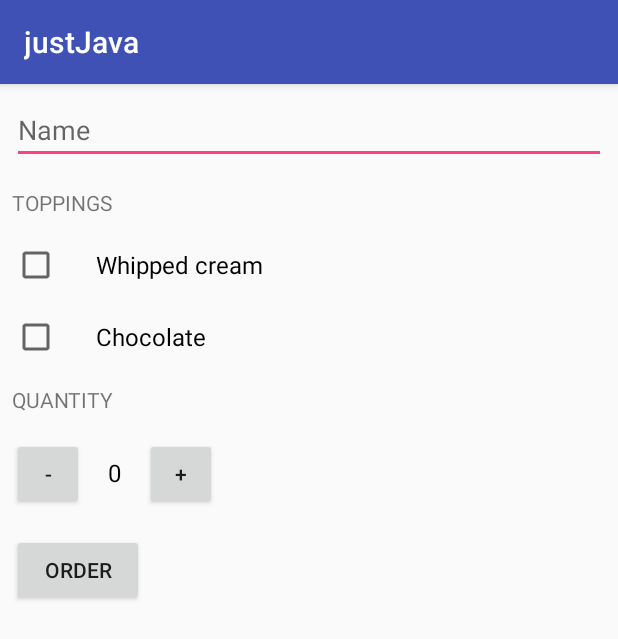
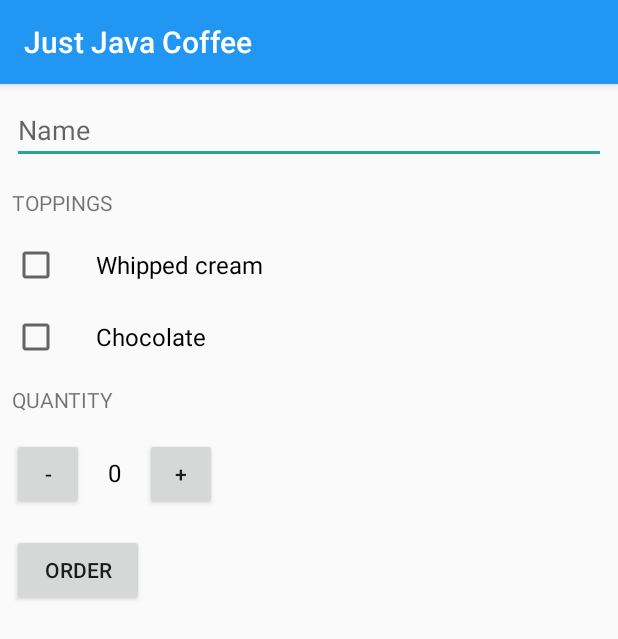
Before and after one commit to prateekgarg/justJava, an Android app: the screen it shows after launch (MainActivity), after a tap on "ORDER", on a phone screen of 412 x 824 dp. Shown: the top 639 px of the screen. Run offline under Robolectric (Android 15) with nearby library versions, the phone set to English and light mode, and no system bars.

Commit message:
Completed till lesson 6, lesson 23

```diff
--- a/app/src/main/AndroidManifest.xml
+++ b/app/src/main/AndroidManifest.xml
@@ -12,7 +12,6 @@
         <activity android:name=".MainActivity">
             <intent-filter>
                 <action android:name="android.intent.action.MAIN" />
-
                 <category android:name="android.intent.category.LAUNCHER" />
             </intent-filter>
             <intent-filter>
--- a/app/src/main/java/com/example/prateekgarg/justjava/MainActivity.java
+++ b/app/src/main/java/com/example/prateekgarg/justjava/MainActivity.java
@@ -105,7 +105,8 @@ public class MainActivity extends AppCompatActivity {
     * Create a longer summary of the order. Hardcode the name for now
     * */
     public String createOrderSummary(int price, boolean whippedCreamState, boolean chocolateState, String name) {
-        String result = "Name: " + name + "\nAdd whipped cream? " + whippedCreamState + "\nAdd Chocolate? " + chocolateState + "\nQuantity: " + quantity + "\nTotoal: $" + price + "\nThank You!";
+        String result = "Name: " + name + "\nAdd whipped cream? " + whippedCreamState +
+                "\nAdd Chocolate? " + chocolateState + "\nQuantity: " + quantity + "\nTotoal: $" + price + "\n" + getString(R.string.thanks);
         return result;
     }
 }
--- a/app/src/main/res/layout/activity_main.xml
+++ b/app/src/main/res/layout/activity_main.xml
@@ -21,12 +21,10 @@
                 android:layout_margin="8dp"
                 android:hint="Name"
                 android:inputType="text" />
+
             <TextView
-                android:layout_width="wrap_content"
-                android:layout_height="wrap_content"
-                android:layout_margin="8dp"
-                android:text="Toppings"
-                android:textAllCaps="true" />
+                style="@style/headers"
+                android:text="@string/toppings" />
 
             <CheckBox
                 android:id="@+id/whipped_cream_checkbox"
@@ -47,11 +45,8 @@
                 android:textSize="16sp" />
 
             <TextView
-                android:layout_width="wrap_content"
-                android:layout_height="wrap_content"
-                android:layout_margin="8dp"
-                android:text="Quantity"
-                android:textAllCaps="true" />
+                style="@style/headers"
+                android:text="@string/quantity" />
 
             <LinearLayout
                 android:layout_width="match_parent"
--- a/app/src/main/res/values/strings.xml
+++ b/app/src/main/res/values/strings.xml
@@ -1,3 +1,6 @@
 <resources>
-    <string name="app_name">justJava</string>
+    <string name="app_name">Just Java Coffee</string>
+    <string name="toppings">Toppings</string>
+    <string name="thanks">Thank You!</string>
+    <string name="quantity">Quantity</string>
 </resources>
--- a/app/src/main/res/values/styles.xml
+++ b/app/src/main/res/values/styles.xml
@@ -3,9 +3,16 @@
     <!-- Base application theme. -->
     <style name="AppTheme" parent="Theme.AppCompat.Light.DarkActionBar">
         <!-- Customize your theme here. -->
-        <item name="colorPrimary">@color/colorPrimary</item>
-        <item name="colorPrimaryDark">@color/colorPrimaryDark</item>
-        <item name="colorAccent">@color/colorAccent</item>
+        <item name="colorPrimary">#2196F3</item>
+        <item name="colorPrimaryDark">#1565C0</item>
+        <item name="colorAccent">#26A69A</item>
+    </style>
+
+    <style name="headers">
+        <item name="android:layout_width">wrap_content</item>
+        <item name="android:layout_height">wrap_content</item>
+        <item name="android:layout_margin">8dp</item>
+        <item name="android:textAllCaps">true</item>
     </style>
 
 </resources>
```
